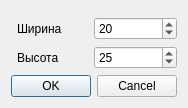
maklakovsergey/nonogram, file src/newfiledialog.ui: the form before one commit.
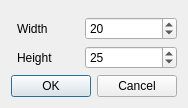
The form after the commit.

```diff
--- a/src/newfiledialog.ui
+++ b/src/newfiledialog.ui
@@ -40,7 +40,7 @@
      <item row="0" column="0">
       <widget class="QLabel" name="widthLabel">
        <property name="text">
-        <string>Ширина</string>
+        <string>Width</string>
        </property>
       </widget>
      </item>
@@ -60,7 +60,7 @@
      <item row="1" column="0">
       <widget class="QLabel" name="heightLabel">
        <property name="text">
-        <string>Высота</string>
+        <string>Height</string>
        </property>
       </widget>
      </item>
```
Left out of the diff: 2 changed lines with no effect on the pictures.
